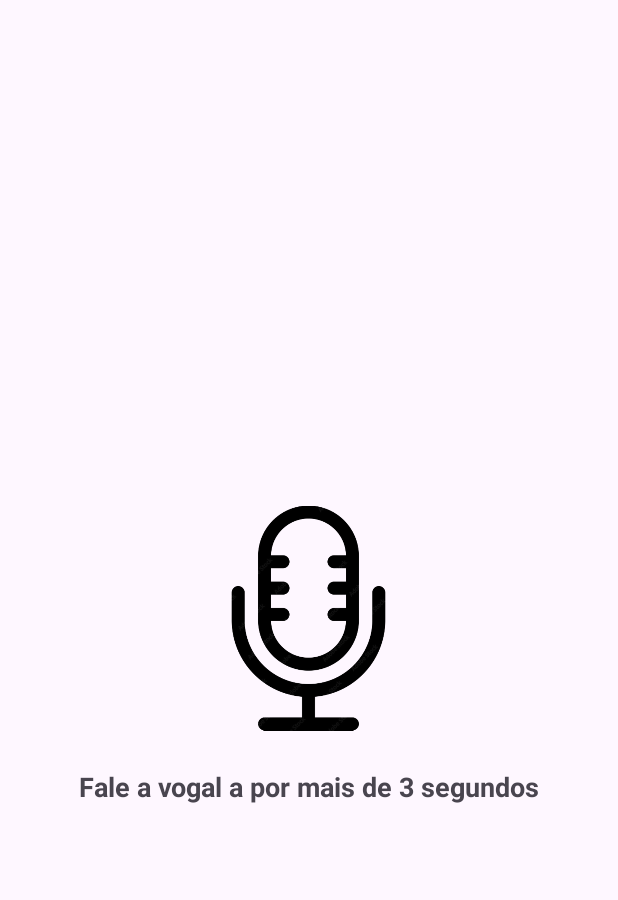
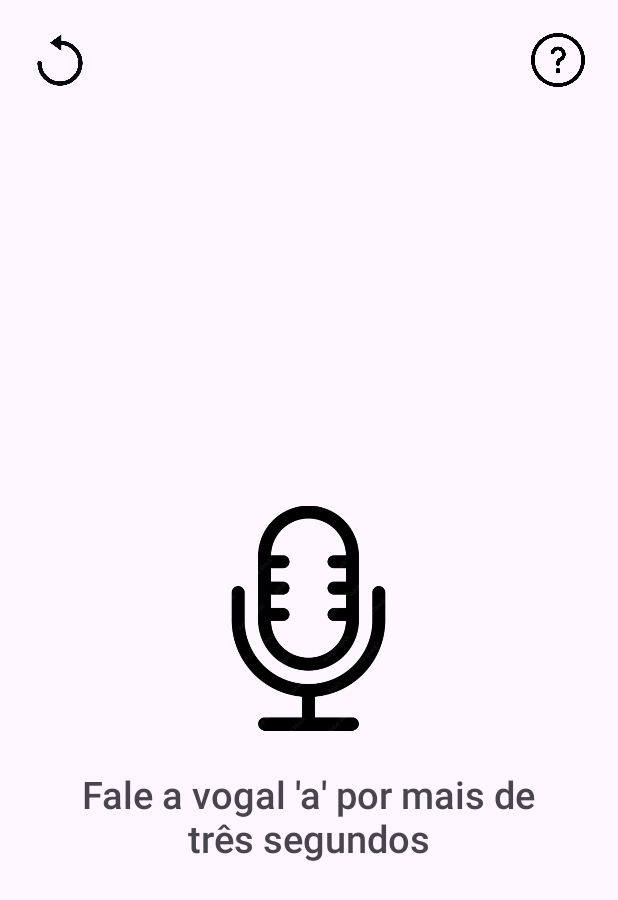
Before and after one commit to mateus-aires/voice_pathology_detector.android_app, an Android app: the screen it shows after launch (MainActivity), on a phone screen of 412 x 824 dp. Shown: the top 900 px of the screen. Run offline under Robolectric (Android 15) with nearby library versions, the phone set to English and light mode, and no system bars.

Commit message:
Added help and restart icons, and advanced on overall logic robustness

```diff
--- a/projects/VoicePathologyDetector/app/src/main/java/com/airesapps/client/PathologyPredictionClient.java
+++ b/projects/VoicePathologyDetector/app/src/main/java/com/airesapps/client/PathologyPredictionClient.java
@@ -19,7 +19,7 @@ public class PathologyPredictionClient {
 
     public static PredictionDTO predict(File audioFile1, File audioFile2, File audioFile3) {
 
-        String url = LOCAL_URL;
+        String url = PROD_URL;
         OkHttpClient client = new OkHttpClient();
 
         RequestBody requestBody = new MultipartBody.Builder()
--- a/projects/VoicePathologyDetector/app/src/main/java/com/airesapps/dto/PredictionDTO.java
+++ b/projects/VoicePathologyDetector/app/src/main/java/com/airesapps/dto/PredictionDTO.java
@@ -22,7 +22,7 @@ public class PredictionDTO {
     @SerializedName("is_successful")
     private boolean isSuccessful;
 
-    @SerializedName("error_cause")
+    @SerializedName("error_message")
     private String errorCause;
 
     public boolean isSuccessful() {
--- a/projects/VoicePathologyDetector/app/src/main/java/com/airesapps/util/Constants.java
+++ b/projects/VoicePathologyDetector/app/src/main/java/com/airesapps/util/Constants.java
@@ -6,4 +6,5 @@ public class Constants {
     public static final String PRESENT_MESSAGE_FORMAT = "%s (%d%)";
     public static final String CONNECTION_ERROR_MESSAGE = "Erro de conexão, verifique sua internet.";
     public static final String INTERNAL_ERROR_MESSAGE = "Erro interno, tente novamente.";
+    public static final String PERMISSION_DENIED_MESSAGE = "Permissão de gravação negada.";
 }
--- a/projects/VoicePathologyDetector/app/src/main/res/layout/activity_main.xml
+++ b/projects/VoicePathologyDetector/app/src/main/res/layout/activity_main.xml
@@ -5,6 +5,24 @@
     android:layout_width="match_parent"
     android:layout_height="match_parent"
     tools:context="MainActivity">
+
+    <ImageView
+        android:id="@+id/restart_view"
+        android:layout_width="80dp"
+        android:layout_height="80dp"
+        android:layout_alignParentStart="true"
+        android:layout_alignParentTop="true"
+        android:padding="16dp"
+        android:src="@drawable/restart2_ic"/>
+
+    <ImageView
+        android:id="@+id/help_view"
+        android:layout_width="80dp"
+        android:layout_height="80dp"
+        android:layout_alignParentEnd="true"
+        android:layout_alignParentTop="true"
+        android:padding="16dp"
+        android:src="@drawable/help_ic"/>
 
     <RelativeLayout
         android:layout_width="match_parent"
@@ -17,7 +35,7 @@
             android:layout_height="wrap_content"
             android:layout_centerInParent="true"
             android:layout_gravity="center"
-            android:visibility="invisible"/>
+            />
 
         <Chronometer
             android:id="@+id/chronometer"
@@ -39,13 +57,15 @@
 
     <TextView
         android:id="@+id/text_view"
-        android:layout_width="match_parent"
+        android:layout_width="350dp"
         android:layout_height="wrap_content"
         android:layout_below="@id/image_view"
         android:gravity="center_horizontal"
         android:text="@string/step_1"
-        android:textSize="18sp"
-        android:textStyle="bold"/>
+        android:textSize="25sp"
+        android:fontFamily="sans-serif-medium"
+        android:maxWidth="60dp"
+        android:layout_centerHorizontal="true"/>
 
     <TextView
         android:id="@+id/recording_text_view"
@@ -57,7 +77,9 @@
         android:text="@string/recording"
         android:textSize="15sp"
         android:textStyle="italic"
+        android:fontFamily="sans-serif"
         android:visibility="invisible"
+
         />
 
     <ImageView
@@ -67,6 +89,7 @@
         android:layout_below="@id/recording_text_view"
         android:layout_centerHorizontal="true"
         android:src="@drawable/audio_wave_ic"
-        android:visibility="invisible"/>
+        android:visibility="invisible"
+        />
 
 </RelativeLayout>
--- a/projects/VoicePathologyDetector/app/src/main/res/values/strings.xml
+++ b/projects/VoicePathologyDetector/app/src/main/res/values/strings.xml
@@ -1,8 +1,9 @@
 <resources>
     <string name="app_name">Voice Pathology Detector</string>
-    <string name="step_1">Fale a vogal "a" por mais de 3 segundos</string>
-    <string name="step_2">Fale a vogal "i" por mais de 3 segundos</string>
-    <string name="step_3">Fale a vogal "u" por mais de 3 segundos</string>
+    <string name="step_1">Fale a vogal \'a\' por mais de três segundos</string>
+    <string name="step_2">Fale a vogal \'i\' por mais de três segundos</string>
+    <string name="step_3">Fale a vogal \'u\' por mais de três segundos</string>
+    <string name="processing">Processando</string>
     <string name="recording">Ouvindo...</string>
     <string name="stop">stop</string>
 </resources>
```
Also changed, not shown: projects/VoicePathologyDetector/app/src/main/java/com/airesapps/myapplication/MainActivity.java (+79 -42 lines), projects/VoicePathologyDetector/app/src/main/res/layout/instructions.xml (added, +35 -0 lines), projects/VoicePathologyDetector/app/src/main/res/drawable/close_ic.webp (added), projects/VoicePathologyDetector/app/src/main/res/drawable/error_icon.png (added), projects/VoicePathologyDetector/app/src/main/res/drawable/help_ic.png (added), projects/VoicePathologyDetector/app/src/main/res/drawable/restart2_ic.png (added), projects/VoicePathologyDetector/app/src/main/res/drawable/restart_ic.png (added), projects/VoicePathologyDetector/app/src/main/res/drawable/result_ic.png (added).
